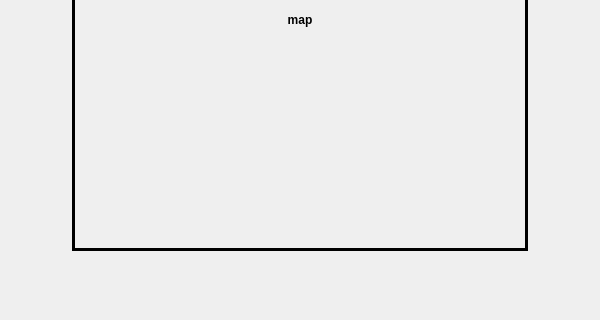
First picture: the form in ui.ui, repository sshakie/maps-api, before the edit; both pictures show x 0 to 600 and y 280 to 600 of the 600 by 600 pixel window.
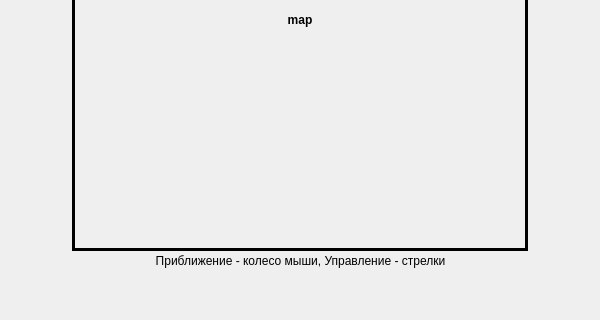
Second picture: the form after the edit.

Commit message: added info above map

What changed in the file:
```diff
--- a/ui.ui
+++ b/ui.ui
@@ -152,6 +152,22 @@
     <enum>Qt::Horizontal</enum>
    </property>
   </widget>
+  <widget class="QLabel" name="label">
+   <property name="geometry">
+    <rect>
+     <x>0</x>
+     <y>530</y>
+     <width>601</width>
+     <height>21</height>
+    </rect>
+   </property>
+   <property name="text">
+    <string>Приближение - колесо мыши, Управление - стрелки</string>
+   </property>
+   <property name="alignment">
+    <set>Qt::AlignCenter</set>
+   </property>
+  </widget>
  </widget>
  <resources/>
  <connections/>
```
